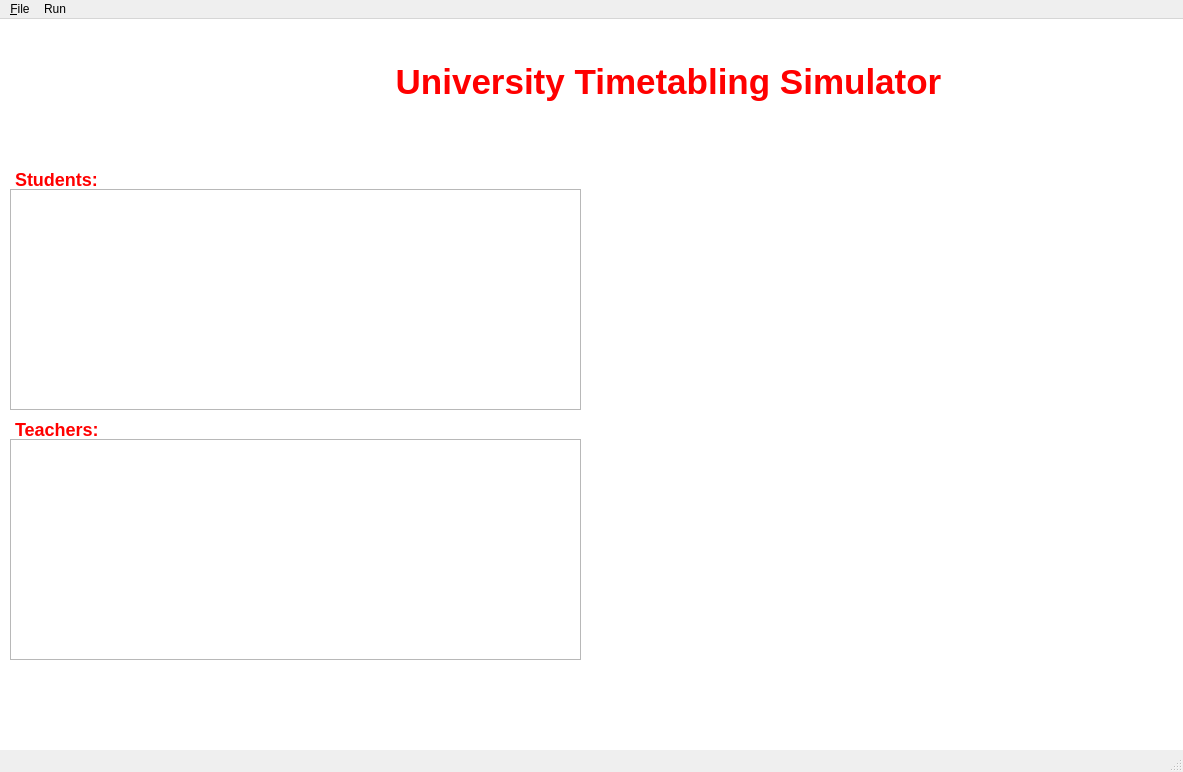
Qt form src/views/simulator/Simulator.ui (TudorMaxim/flag_colouring_model) before a commit.
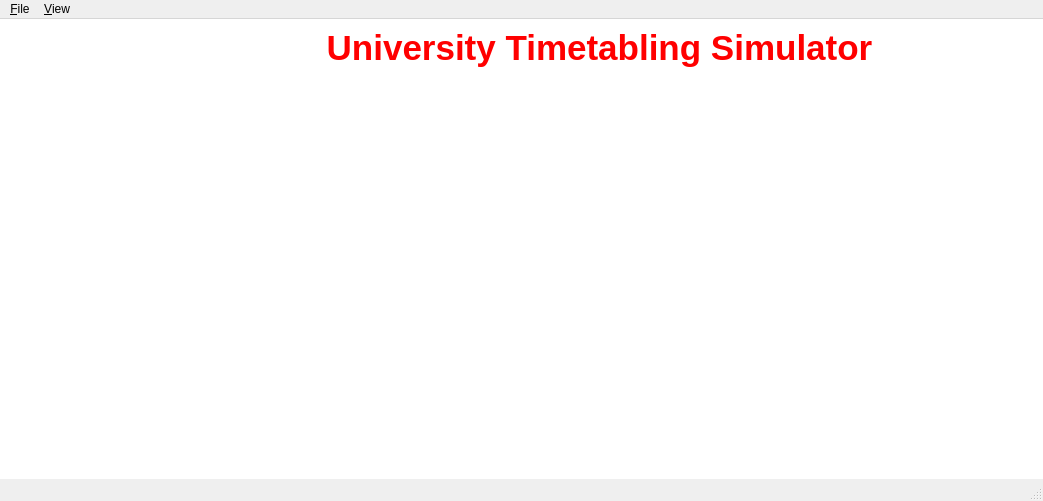
The same form after that commit. Icons and pictures are not drawn.

Patch:
```diff
--- a/src/views/simulator/Simulator.ui
+++ b/src/views/simulator/Simulator.ui
@@ -6,8 +6,8 @@
    <rect>
     <x>0</x>
     <y>0</y>
-    <width>1183</width>
-    <height>772</height>
+    <width>1043</width>
+    <height>501</height>
    </rect>
   </property>
   <property name="windowTitle">
@@ -19,85 +19,8 @@
 }</string>
   </property>
   <widget class="QWidget" name="centralwidget">
-   <widget class="QLabel" name="students_label">
-    <property name="geometry">
-     <rect>
-      <x>10</x>
-      <y>150</y>
-      <width>101</width>
-      <height>21</height>
-     </rect>
-    </property>
-    <property name="styleSheet">
-     <string notr="true">QLabel {
-	color: red;
-	font-weight: bold;
-	font-size: 18px;
-	qproperty-alignment: AlignLeft;
-	margin-bottom: 2px;
-}</string>
-    </property>
-    <property name="text">
-     <string>Students:</string>
-    </property>
-    <property name="alignment">
-     <set>Qt::AlignLeading</set>
-    </property>
-   </widget>
-   <widget class="QLabel" name="teachers_label">
-    <property name="geometry">
-     <rect>
-      <x>10</x>
-      <y>400</y>
-      <width>101</width>
-      <height>21</height>
-     </rect>
-    </property>
-    <property name="styleSheet">
-     <string notr="true">QLabel {
-	color: red;
-	font-weight: bold;
-	font-size: 18px;
-	qproperty-alignment: AlignLeft;
-	margin-bottom: 2px;
-}</string>
-    </property>
-    <property name="text">
-     <string>Teachers:</string>
-    </property>
-    <property name="alignment">
-     <set>Qt::AlignLeading</set>
-    </property>
-   </widget>
-   <widget class="QListWidget" name="students_list_widget">
-    <property name="geometry">
-     <rect>
-      <x>10</x>
-      <y>170</y>
-      <width>571</width>
-      <height>221</height>
-     </rect>
-    </property>
-   </widget>
-   <widget class="QListWidget" name="teachers_list_widget">
-    <property name="geometry">
-     <rect>
-      <x>10</x>
-      <y>420</y>
-      <width>571</width>
-      <height>221</height>
-     </rect>
-    </property>
-   </widget>
-   <widget class="QWidget" name="">
-    <property name="geometry">
-     <rect>
-      <x>0</x>
-      <y>0</y>
-      <width>1181</width>
-      <height>127</height>
-     </rect>
-    </property>
+   <layout class="QVBoxLayout" name="verticalLayout">
+    <item>
     <layout class="QHBoxLayout" name="horizontalLayout">
      <item>
       <widget class="QLabel" name="logo_image">
@@ -140,31 +63,38 @@
       </widget>
      </item>
     </layout>
-   </widget>
+    </item>
+    <item>
+     <widget class="QStackedWidget" name="stacked_widget">
+      <widget class="QWidget" name="page"/>
+      <widget class="QWidget" name="page_2"/>
+     </widget>
+    </item>
+   </layout>
   </widget>
   <widget class="QMenuBar" name="menubar">
    <property name="geometry">
     <rect>
      <x>0</x>
      <y>0</y>
-     <width>1183</width>
+     <width>1043</width>
      <height>26</height>
     </rect>
    </property>
-   <widget class="QMenu" name="menu_File">
+   <widget class="QMenu" name="menu_file">
     <property name="title">
      <string>&amp;File</string>
     </property>
     <addaction name="separator"/>
     <addaction name="actionChange_Dataset"/>
    </widget>
-   <widget class="QMenu" name="menuRun">
+   <widget class="QMenu" name="menu_view">
     <property name="title">
-     <string>Run</string>
+     <string>&amp;View</string>
     </property>
    </widget>
-   <addaction name="menu_File"/>
-   <addaction name="menuRun"/>
+   <addaction name="menu_file"/>
+   <addaction name="menu_view"/>
   </widget>
   <widget class="QStatusBar" name="statusbar"/>
   <action name="actionChange_Dataset">
```
Left out of the diff: 22 changed lines with no effect on the pictures. Lines whose indentation alone changed are shown as unchanged.
